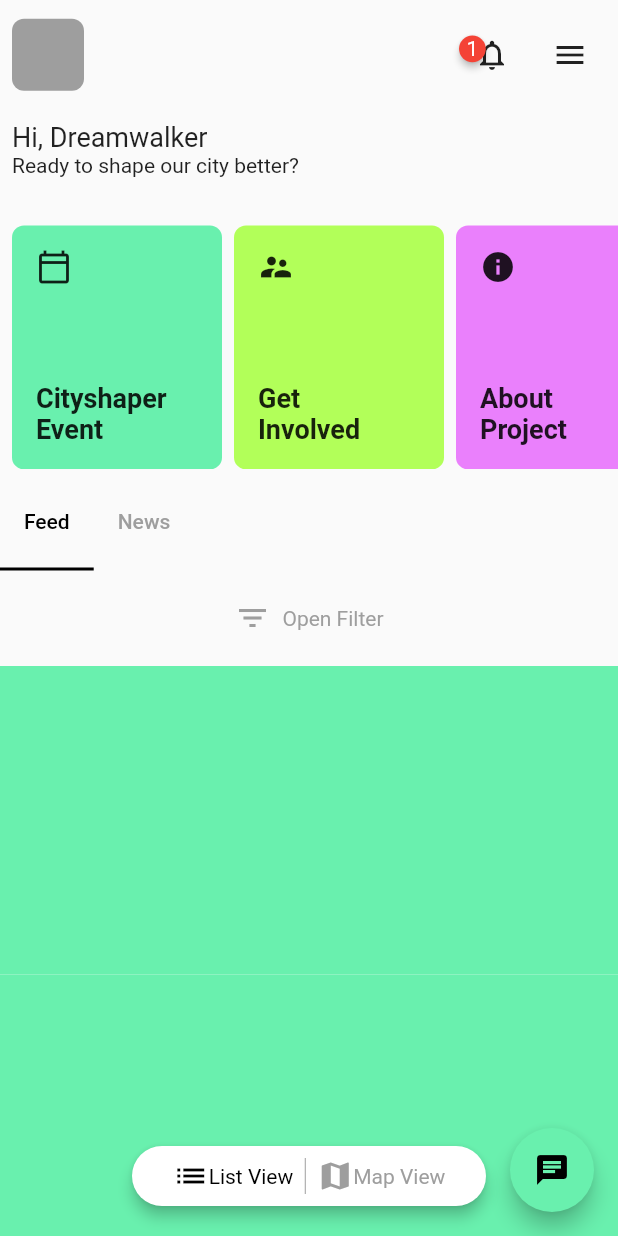
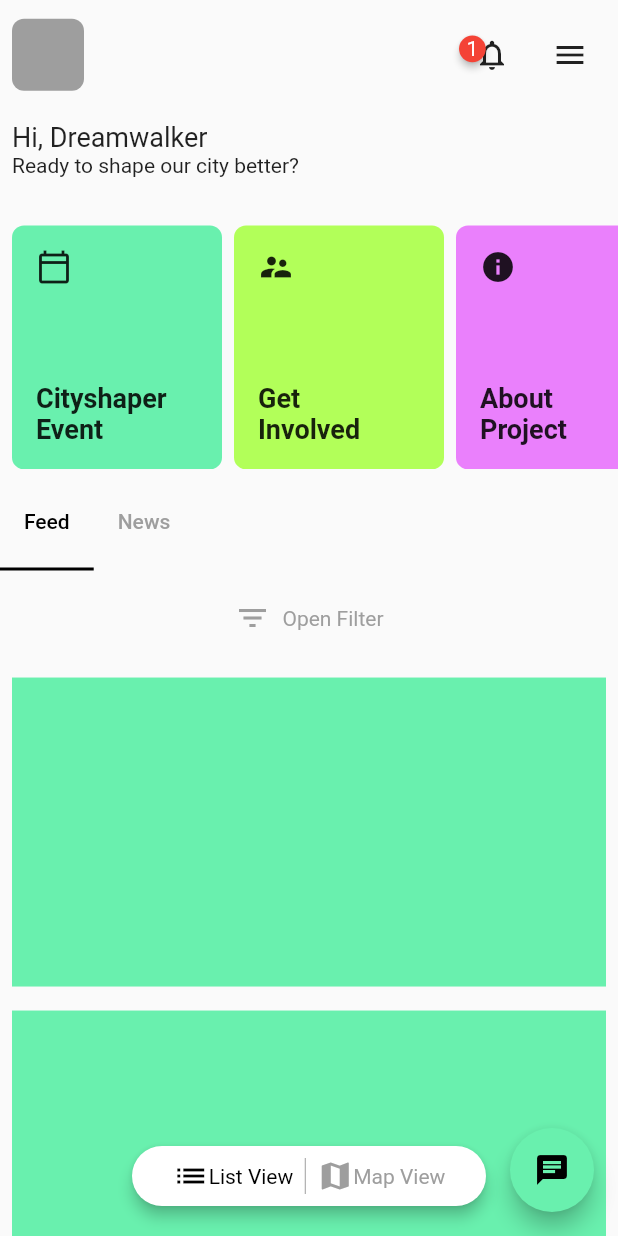
Before and after one commit to JAICHANGPARK/flutter_notebook_11th_story, a Flutter app: the screen it shows after launch, on a phone screen of 412 x 824 dp. Run offline on Flutter 3.47's test engine with Material 2 defaults, Android fonts, the phone set to English and light mode, and no system bars; drawn by our look-alikes of badges; our stand-ins replace backdrop, flutter_inner_drawer, flutter_slidable, flutter_swiper, google_fonts.

Commit message:
Update irys_home_page.dart

```diff
--- a/lib/ep727_irys_mobile_app/ui/irys_home_page.dart
+++ b/lib/ep727_irys_mobile_app/ui/irys_home_page.dart
@@ -217,16 +217,28 @@ class _IrysHomePageState extends State<IrysHomePage> with SingleTickerProviderSt
                                 flex: 12,
                                 child: ListView(
                                   children: [
-                                    Container(
+                                    Padding(
+                                      padding: const EdgeInsets.all(8.0),
+                                      child: Container(
                                         height: MediaQuery.of(context).size.height / 4,
                                         decoration: BoxDecoration(
                                           color: Colors.greenAccent,
                                         ),
+                                        child: Column(
+                                          children: [
+
+                                          ],
                                         ),
-                                    Container(
+                                      ),
+                                    ),
+
+                                    Padding(
+                                      padding: const EdgeInsets.all(8.0),
+                                      child: Container(
                                         height: MediaQuery.of(context).size.height / 4,
                                         decoration: BoxDecoration(
                                           color: Colors.greenAccent,
+                                        ),
                                       ),
                                     )
                                   ],
```
Lines whose indentation alone changed are shown as unchanged.
